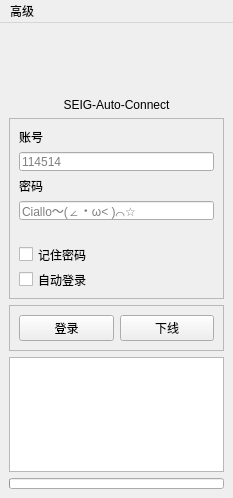
Before: the Qt Designer form ui.ui in Yish1/SEIG-Auto-Connect, drawn with Qt 5.
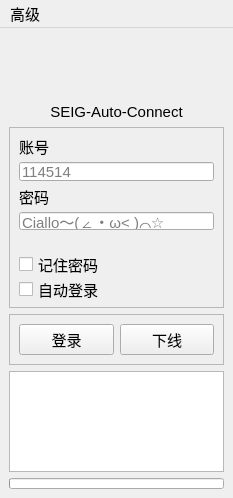
After: the same form once the commit is applied. Icons and pictures are not drawn.

The edit to the form file:
```diff
--- a/ui.ui
+++ b/ui.ui
@@ -26,7 +26,9 @@
    <string>MainWindow</string>
   </property>
   <property name="styleSheet">
-   <string notr="true"/>
+   <string notr="true">* {
+    font-size: 15px;
+}</string>
   </property>
   <property name="iconSize">
    <size>
@@ -232,7 +234,7 @@
      <x>0</x>
      <y>0</y>
      <width>233</width>
-     <height>22</height>
+     <height>26</height>
     </rect>
    </property>
    <widget class="QMenu" name="menu">
```
